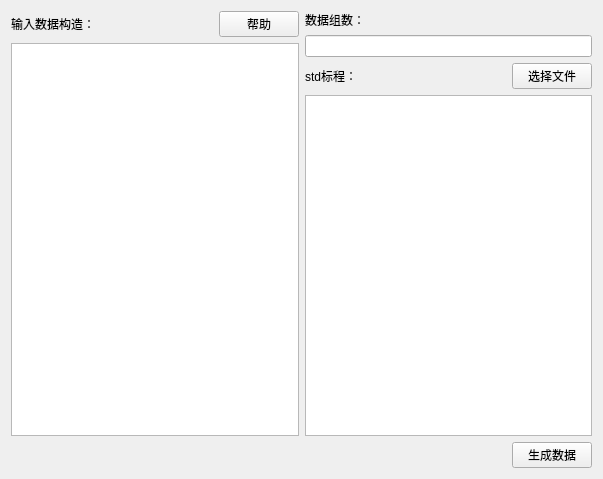
Old version of the form src/views/MainWindow/mainwindow.ui in the repository huangjunhao5/DataMaker-Qt5.
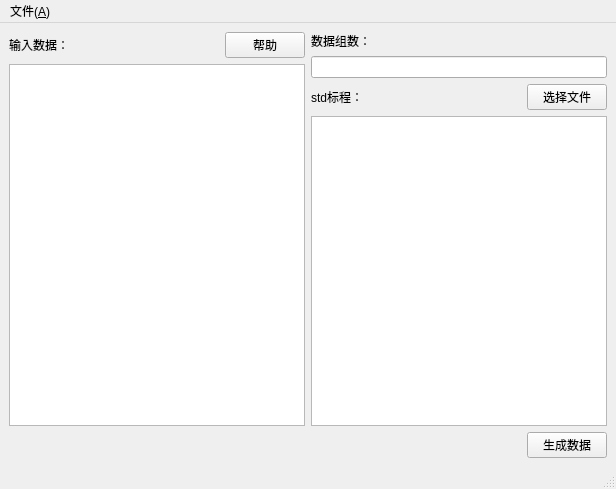
New version of the form.

Diff of the .ui file:
```diff
--- a/src/views/MainWindow/mainwindow.ui
+++ b/src/views/MainWindow/mainwindow.ui
@@ -1,34 +1,35 @@
 <?xml version="1.0" encoding="UTF-8"?>
 <ui version="4.0">
  <class>MainWindow</class>
- <widget class="QWidget" name="MainWindow">
+ <widget class="QMainWindow" name="MainWindow">
   <property name="geometry">
    <rect>
     <x>0</x>
     <y>0</y>
-    <width>603</width>
-    <height>479</height>
+    <width>616</width>
+    <height>489</height>
    </rect>
   </property>
   <property name="windowTitle">
    <string>DataMaker</string>
   </property>
+  <widget class="QWidget" name="centralwidget">
   <layout class="QVBoxLayout" name="verticalLayout_5">
    <item>
     <layout class="QHBoxLayout" name="horizontalLayout_3">
      <item>
-      <layout class="QVBoxLayout" name="verticalLayout">
+       <layout class="QVBoxLayout" name="verticalLayout_3">
        <item>
-        <layout class="QHBoxLayout" name="horizontalLayout_4">
+         <layout class="QHBoxLayout" name="horizontalLayout_2">
          <item>
-          <widget class="QLabel" name="label_3">
+           <widget class="QLabel" name="label">
            <property name="text">
-            <string>输入数据构造：</string>
+             <string>输入数据：</string>
            </property>
           </widget>
          </item>
          <item>
-          <spacer name="horizontalSpacer_3">
+           <spacer name="horizontalSpacer_2">
            <property name="orientation">
             <enum>Qt::Horizontal</enum>
            </property>
@@ -57,7 +58,7 @@
      <item>
       <layout class="QVBoxLayout" name="verticalLayout_4">
        <item>
-        <layout class="QVBoxLayout" name="verticalLayout_2">
+         <layout class="QVBoxLayout" name="verticalLayout">
          <item>
           <widget class="QLabel" name="label_2">
            <property name="text">
@@ -71,11 +72,11 @@
         </layout>
        </item>
        <item>
-        <layout class="QVBoxLayout" name="verticalLayout_3">
+         <layout class="QVBoxLayout" name="verticalLayout_2">
          <item>
           <layout class="QHBoxLayout" name="horizontalLayout">
            <item>
-            <widget class="QLabel" name="label">
+             <widget class="QLabel" name="label_3">
              <property name="text">
               <string>std标程：</string>
              </property>
@@ -96,9 +97,6 @@
            </item>
            <item>
             <widget class="QPushButton" name="openCppSource">
-             <property name="enabled">
-              <bool>true</bool>
-             </property>
              <property name="text">
               <string>选择文件</string>
              </property>
@@ -116,9 +114,9 @@
     </layout>
    </item>
    <item>
-    <layout class="QHBoxLayout" name="horizontalLayout_2">
+     <layout class="QHBoxLayout" name="horizontalLayout_4">
      <item>
-      <spacer name="horizontalSpacer_2">
+       <spacer name="horizontalSpacer_3">
        <property name="orientation">
         <enum>Qt::Horizontal</enum>
        </property>
@@ -140,6 +138,33 @@
     </layout>
    </item>
   </layout>
+  </widget>
+  <widget class="QMenuBar" name="menubar">
+   <property name="geometry">
+    <rect>
+     <x>0</x>
+     <y>0</y>
+     <width>616</width>
+     <height>23</height>
+    </rect>
+   </property>
+   <widget class="QMenu" name="menu">
+    <property name="title">
+     <string>文件(&amp;A)</string>
+    </property>
+    <addaction name="action"/>
+   </widget>
+   <addaction name="menu"/>
+  </widget>
+  <widget class="QStatusBar" name="statusbar"/>
+  <action name="action">
+   <property name="enabled">
+    <bool>false</bool>
+   </property>
+   <property name="text">
+    <string>设置</string>
+   </property>
+  </action>
  </widget>
  <resources/>
  <connections/>
```
Left out of the diff: 2 changed lines with no effect on the pictures. Lines whose indentation alone changed are shown as unchanged.
